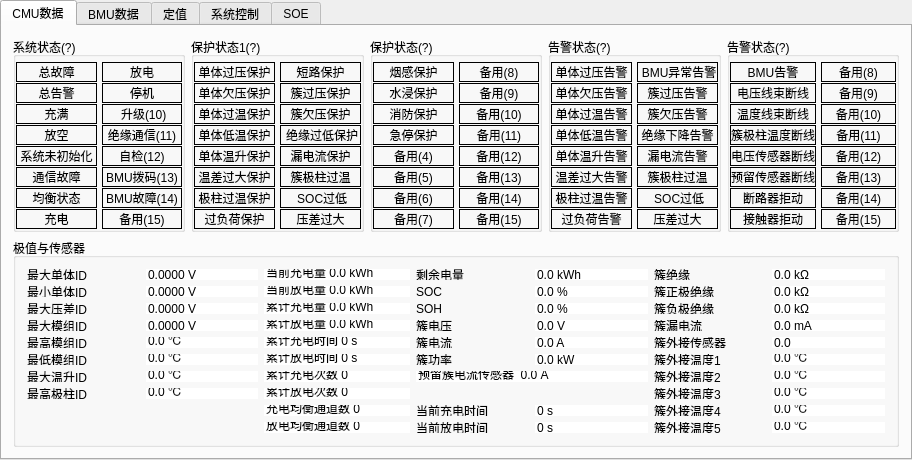
Qt form widget.ui (Shogpe/bmsTool) before a commit.
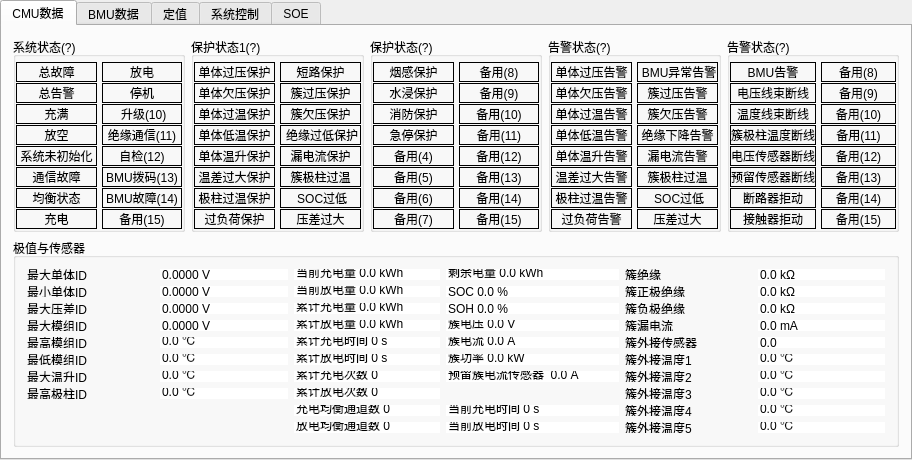
The same form after that commit. The open tabs and pages were chosen to show the change. Custom widgets are drawn as their Qt base class.

```diff
--- a/widget.ui
+++ b/widget.ui
@@ -61,6 +61,9 @@
      <property name="autoFillBackground">
       <bool>false</bool>
      </property>
+     <property name="tabPosition">
+      <enum>QTabWidget::North</enum>
+     </property>
      <property name="currentIndex">
       <number>2</number>
      </property>
@@ -1599,7 +1602,7 @@
              <bool>false</bool>
             </property>
             <property name="prefix">
-             <string/>
+             <string>SOH </string>
             </property>
             <property name="suffix">
              <string> %</string>
@@ -1651,7 +1654,7 @@
              <bool>false</bool>
             </property>
             <property name="prefix">
-             <string/>
+             <string>剩余电量 </string>
             </property>
             <property name="suffix">
              <string> kWh</string>
@@ -1703,7 +1706,7 @@
              <bool>false</bool>
             </property>
             <property name="prefix">
-             <string/>
+             <string>簇电压 </string>
             </property>
             <property name="suffix">
              <string> V</string>
@@ -2020,25 +2023,6 @@
             </property>
            </widget>
           </item>
-          <item row="4" column="4">
-           <widget class="QLabel" name="label_73">
-            <property name="frameShape">
-             <enum>QFrame::NoFrame</enum>
-            </property>
-            <property name="frameShadow">
-             <enum>QFrame::Plain</enum>
-            </property>
-            <property name="text">
-             <string>簇电流</string>
-            </property>
-            <property name="textFormat">
-             <enum>Qt::PlainText</enum>
-            </property>
-            <property name="scaledContents">
-             <bool>false</bool>
-            </property>
-           </widget>
-          </item>
           <item row="4" column="6">
            <widget class="QLabel" name="label_74">
             <property name="frameShape">
@@ -2058,50 +2042,6 @@
             </property>
            </widget>
           </item>
-          <item row="0" column="4">
-           <widget class="QLabel" name="label_80">
-            <property name="layoutDirection">
-             <enum>Qt::LeftToRight</enum>
-            </property>
-            <property name="frameShape">
-             <enum>QFrame::NoFrame</enum>
-            </property>
-            <property name="frameShadow">
-             <enum>QFrame::Plain</enum>
-            </property>
-            <property name="text">
-             <string>剩余电量</string>
-            </property>
-            <property name="textFormat">
-             <enum>Qt::PlainText</enum>
-            </property>
-            <property name="scaledContents">
-             <bool>false</bool>
-            </property>
-           </widget>
-          </item>
-          <item row="5" column="4">
-           <widget class="QLabel" name="label_79">
-            <property name="layoutDirection">
-             <enum>Qt::LeftToRight</enum>
-            </property>
-            <property name="frameShape">
-             <enum>QFrame::NoFrame</enum>
-            </property>
-            <property name="frameShadow">
-             <enum>QFrame::Plain</enum>
-            </property>
-            <property name="text">
-             <string>簇功率</string>
-            </property>
-            <property name="textFormat">
-             <enum>Qt::PlainText</enum>
-            </property>
-            <property name="scaledContents">
-             <bool>false</bool>
-            </property>
-           </widget>
-          </item>
           <item row="4" column="7">
            <widget class="QDoubleSpinBox" name="TExt">
             <property name="sizePolicy">
@@ -2154,28 +2094,6 @@
             </property>
            </widget>
           </item>
-          <item row="2" column="4">
-           <widget class="QLabel" name="label_78">
-            <property name="layoutDirection">
-             <enum>Qt::LeftToRight</enum>
-            </property>
-            <property name="frameShape">
-             <enum>QFrame::NoFrame</enum>
-            </property>
-            <property name="frameShadow">
-             <enum>QFrame::Plain</enum>
-            </property>
-            <property name="text">
-             <string>SOH</string>
-            </property>
-            <property name="textFormat">
-             <enum>Qt::PlainText</enum>
-            </property>
-            <property name="scaledContents">
-             <bool>false</bool>
-            </property>
-           </widget>
-          </item>
           <item row="0" column="6">
            <widget class="QLabel" name="label_69">
             <property name="frameShape">
@@ -2299,7 +2217,7 @@
              <bool>false</bool>
             </property>
             <property name="prefix">
-             <string/>
+             <string>SOC </string>
             </property>
             <property name="suffix">
              <string> %</string>
@@ -2370,7 +2288,7 @@
              <bool>false</bool>
             </property>
             <property name="prefix">
-             <string/>
+             <string>当前充电时间 </string>
             </property>
             <property name="suffix">
              <string> s</string>
@@ -2531,28 +2449,6 @@
             </property>
            </widget>
           </item>
-          <item row="8" column="4">
-           <widget class="QLabel" name="label_87">
-            <property name="layoutDirection">
-             <enum>Qt::LeftToRight</enum>
-            </property>
-            <property name="frameShape">
-             <enum>QFrame::NoFrame</enum>
-            </property>
-            <property name="frameShadow">
-             <enum>QFrame::Plain</enum>
-            </property>
-            <property name="text">
-             <string>当前充电时间</string>
-            </property>
-            <property name="textFormat">
-             <enum>Qt::PlainText</enum>
-            </property>
-            <property name="scaledContents">
-             <bool>false</bool>
-            </property>
-           </widget>
-          </item>
           <item row="5" column="5">
            <widget class="QDoubleSpinBox" name="Pdc">
             <property name="sizePolicy">
@@ -2586,7 +2482,7 @@
              <bool>false</bool>
             </property>
             <property name="prefix">
-             <string/>
+             <string>簇功率 </string>
             </property>
             <property name="suffix">
              <string> kW</string>
@@ -2679,28 +2575,6 @@
             </property>
            </widget>
           </item>
-          <item row="1" column="4">
-           <widget class="QLabel" name="label_77">
-            <property name="layoutDirection">
-             <enum>Qt::LeftToRight</enum>
-            </property>
-            <property name="frameShape">
-             <enum>QFrame::NoFrame</enum>
-            </property>
-            <property name="frameShadow">
-             <enum>QFrame::Plain</enum>
-            </property>
-            <property name="text">
-             <string>SOC</string>
-            </property>
-            <property name="textFormat">
-             <enum>Qt::PlainText</enum>
-            </property>
-            <property name="scaledContents">
-             <bool>false</bool>
-            </property>
-           </widget>
-          </item>
           <item row="2" column="7">
            <widget class="QDoubleSpinBox" name="RnIns">
             <property name="sizePolicy">
@@ -2786,7 +2660,7 @@
              <bool>false</bool>
             </property>
             <property name="prefix">
-             <string/>
+             <string>当前放电时间 </string>
             </property>
             <property name="suffix">
              <string> s</string>
@@ -3046,7 +2920,7 @@
              <bool>false</bool>
             </property>
             <property name="prefix">
-             <string/>
+             <string>簇电流 </string>
             </property>
             <property name="suffix">
              <string> A</string>
@@ -3259,28 +3133,6 @@
             </property>
            </widget>
           </item>
-          <item row="9" column="4">
-           <widget class="QLabel" name="label_88">
-            <property name="layoutDirection">
-             <enum>Qt::LeftToRight</enum>
-            </property>
-            <property name="frameShape">
-             <enum>QFrame::NoFrame</enum>
-            </property>
-            <property name="frameShadow">
-             <enum>QFrame::Plain</enum>
-            </property>
-            <property name="text">
-             <string>当前放电时间</string>
-            </property>
-            <property name="textFormat">
-             <enum>Qt::PlainText</enum>
-            </property>
-            <property name="scaledContents">
-             <bool>false</bool>
-            </property>
-           </widget>
-          </item>
           <item row="8" column="6">
            <widget class="QLabel" name="label_93">
             <property name="frameShape">
@@ -3494,58 +3346,6 @@
             </property>
            </widget>
           </item>
-          <item row="6" column="4" colspan="2">
-           <widget class="QDoubleSpinBox" name="ClusterIremain">
-            <property name="sizePolicy">
-             <sizepolicy hsizetype="Preferred" vsizetype="Fixed">
-              <horstretch>0</horstretch>
-              <verstretch>0</verstretch>
-             </sizepolicy>
-            </property>
-            <property name="focusPolicy">
-             <enum>Qt::NoFocus</enum>
-            </property>
-            <property name="wrapping">
-             <bool>false</bool>
-            </property>
-            <property name="frame">
-             <bool>false</bool>
-            </property>
-            <property name="readOnly">
-             <bool>true</bool>
-            </property>
-            <property name="buttonSymbols">
-             <enum>QAbstractSpinBox::NoButtons</enum>
-            </property>
-            <property name="specialValueText">
-             <string>???</string>
-            </property>
-            <property name="accelerated">
-             <bool>false</bool>
-            </property>
-            <property name="keyboardTracking">
-             <bool>false</bool>
-            </property>
-            <property name="prefix">
-             <string>预留簇电流传感器  </string>
-            </property>
-            <property name="suffix">
-             <string> A</string>
-            </property>
-            <property name="decimals">
-             <number>1</number>
-            </property>
-            <property name="minimum">
-             <double>-1000000.000000000000000</double>
-            </property>
-            <property name="maximum">
-             <double>5000000000.000000000000000</double>
-            </property>
-            <property name="singleStep">
-             <double>0.000000000000000</double>
-            </property>
-           </widget>
-          </item>
           <item row="4" column="1">
            <widget class="QLabel" name="TmaxID">
             <property name="frameShape">
@@ -3617,25 +3417,6 @@
             </property>
            </widget>
           </item>
-          <item row="3" column="4">
-           <widget class="QLabel" name="label_68">
-            <property name="frameShape">
-             <enum>QFrame::NoFrame</enum>
-            </property>
-            <property name="frameShadow">
-             <enum>QFrame::Plain</enum>
-            </property>
-            <property name="text">
-             <string>簇电压</string>
-            </property>
-            <property name="textFormat">
-             <enum>Qt::PlainText</enum>
-            </property>
-            <property name="scaledContents">
-             <bool>false</bool>
-            </property>
-           </widget>
-          </item>
           <item row="6" column="7">
            <widget class="QDoubleSpinBox" name="ClusterT2">
             <property name="sizePolicy">
@@ -3759,6 +3540,58 @@
             </property>
            </widget>
           </item>
+          <item row="6" column="5">
+           <widget class="QDoubleSpinBox" name="ClusterIremain">
+            <property name="sizePolicy">
+             <sizepolicy hsizetype="Preferred" vsizetype="Fixed">
+              <horstretch>0</horstretch>
+              <verstretch>0</verstretch>
+             </sizepolicy>
+            </property>
+            <property name="focusPolicy">
+             <enum>Qt::NoFocus</enum>
+            </property>
+            <property name="wrapping">
+             <bool>false</bool>
+            </property>
+            <property name="frame">
+             <bool>false</bool>
+            </property>
+            <property name="readOnly">
+             <bool>true</bool>
+            </property>
+            <property name="buttonSymbols">
+             <enum>QAbstractSpinBox::NoButtons</enum>
+            </property>
+            <property name="specialValueText">
+             <string>???</string>
+            </property>
+            <property name="accelerated">
+             <bool>false</bool>
+            </property>
+            <property name="keyboardTracking">
+             <bool>false</bool>
+            </property>
+            <property name="prefix">
+             <string>预留簇电流传感器  </string>
+            </property>
+            <property name="suffix">
+             <string> A</string>
+            </property>
+            <property name="decimals">
+             <number>1</number>
+            </property>
+            <property name="minimum">
+             <double>-1000000.000000000000000</double>
+            </property>
+            <property name="maximum">
+             <double>5000000000.000000000000000</double>
+            </property>
+            <property name="singleStep">
+             <double>0.000000000000000</double>
+            </property>
+           </widget>
+          </item>
          </layout>
         </widget>
        </item>
@@ -8266,6 +8099,11 @@
    <extends>QDoubleSpinBox</extends>
    <header>widget.h</header>
   </customwidget>
+  <customwidget>
+   <class>QLineEditExt</class>
+   <extends>QLineEdit</extends>
+   <header>qlineeditext.h</header>
+  </customwidget>
  </customwidgets>
  <tabstops>
   <tabstop>btnIZeroAdj</tabstop>
```
Left out of the diff: 482 changed lines with no effect on the pictures.
